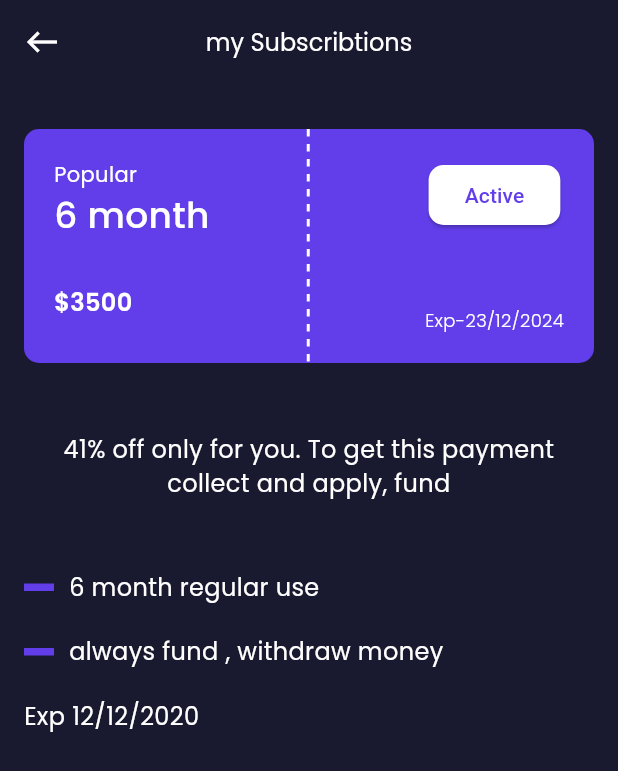
After one commit to ba138/data, a Flutter app: the MySubscribtions screen opened by its route, on a phone screen of 412 x 824 dp. The commit adds this screen. Shown: the top 771 px of the screen. Run offline on Flutter 3.47's test engine with Material 3 defaults, Android fonts, the phone set to English and light mode, and no system bars; our stand-ins replace another_flushbar, fluttertoast, google_fonts; network calls fail.

Commit message:
my subscribtions done

```diff
--- a/lib/utils/routes/routes.dart
+++ b/lib/utils/routes/routes.dart
@@ -6,6 +6,7 @@ import 'package:data/view/auth/splash_view.dart';
 import 'package:data/view/home/add_fund/add_fund.dart';
 import 'package:data/view/home/all_subscribtions.dart';
 import 'package:data/view/home/home_view.dart';
+import 'package:data/view/subscribtions/my_subscribtions.dart';
 import 'package:data/view/withdrawFund/withdrawView.dart';
 
 import 'package:data/view/profile/profile.dart';
@@ -41,6 +42,9 @@ class Routes {
       case RoutesName.withdrawFund:
         return MaterialPageRoute(
             builder: (BuildContext context) => const WithdrawFundsView());
+      case RoutesName.mySubscribtions:
+        return MaterialPageRoute(
+            builder: (BuildContext context) => const MySubscribtions());
       default:
         return MaterialPageRoute(builder: (_) {
           return const Scaffold(
--- a/lib/utils/routes/routes_name.dart
+++ b/lib/utils/routes/routes_name.dart
@@ -8,4 +8,5 @@ class RoutesName {
   static const String allSubscriptionView = 'all_subscribtions';
   static const String addFund = 'add_fund_view';
   static const String withdrawFund = 'with_draw_fund';
+  static const String mySubscribtions = 'my_subscribtions';
 }
--- a/lib/view/profile/profile.dart
+++ b/lib/view/profile/profile.dart
@@ -1,5 +1,6 @@
 import 'package:data/res/components/colors.dart';
 import 'package:data/res/components/vertical_speacing.dart';
+import 'package:data/utils/routes/routes_name.dart';
 import 'package:data/view/profile/widget/profile_text_field.dart';
 import 'package:flutter/material.dart';
 import 'package:google_fonts/google_fonts.dart';
@@ -104,12 +105,14 @@ class ProfileScreen extends StatelessWidget {
                   ontap: () {},
                   tColor: const Color(0xff46C5CA),
                   bColor: const Color(0xff6DF5FC),
-                  icon: Icons.notifications_outlined,
+                  icon: Icons.message_outlined,
                   trIcon: Icons.arrow_forward_ios,
-                  title: 'Notification'),
+                  title: 'My Messages'),
               const Divider(),
               ProfileWidgets(
-                  ontap: () {},
+                  ontap: () {
+                    Navigator.pushNamed(context, RoutesName.mySubscribtions);
+                  },
                   tColor: const Color(0xffA24ABF),
                   bColor: const Color(0xffDF9EF5),
                   icon: Icons.card_giftcard_outlined,
@@ -117,7 +120,9 @@ class ProfileScreen extends StatelessWidget {
                   title: 'My subscribtions'),
               const Divider(),
               ProfileWidgets(
-                  ontap: () {},
+                  ontap: () {
+                    Navigator.pushNamed(context, RoutesName.logoIn);
+                  },
                   tColor: const Color(0xffFF9CCB),
                   bColor: const Color(0xffEC4091),
                   icon: Icons.logout_outlined,
--- /dev/null
+++ b/lib/view/subscribtions/my_subscribtions.dart
@@ -0,0 +1,132 @@
+import 'package:data/res/components/vertical_speacing.dart';
+import 'package:data/view/subscribtions/widgets/mysubscribtionCard.dart';
+import 'package:flutter/material.dart';
+import 'package:flutter/widgets.dart';
+import 'package:google_fonts/google_fonts.dart';
+
+import '../../res/components/colors.dart';
+
+class MySubscribtions extends StatelessWidget {
+  const MySubscribtions({super.key});
+
+  @override
+  Widget build(BuildContext context) {
+    return Scaffold(
+      appBar: AppBar(
+        centerTitle: true,
+        title: Text(
+          'my Subscribtions',
+          style: GoogleFonts.getFont(
+            "Poppins",
+            textStyle: const TextStyle(
+                color: AppColor.whiteColor,
+                fontSize: 16,
+                fontWeight: FontWeight.w400),
+          ),
+        ),
+        leading: IconButton(
+          icon: const Icon(
+            Icons.west,
+            color: AppColor.whiteColor,
+          ),
+          onPressed: () {
+            Navigator.pop(context);
+          },
+        ),
+      ),
+      body: Padding(
+        padding: const EdgeInsets.only(left: 16.0, right: 16.0),
+        child: Column(
+          crossAxisAlignment: CrossAxisAlignment.start,
+          children: [
+            const VerticalSpeacing(30.0),
+            const MySubscribtionCard(bgColor: AppColor.buttonColor),
+            const VerticalSpeacing(46.0),
+            Center(
+              child: Text.rich(
+                TextSpan(
+                  text: '41% off only for you. To get this payment\n',
+                  style: GoogleFonts.getFont(
+                    "Poppins",
+                    textStyle: const TextStyle(
+                      color: AppColor.whiteColor,
+                      fontSize: 16.0,
+                      fontWeight: FontWeight.w400,
+                    ),
+                  ),
+                  children: [
+                    TextSpan(
+                      text: 'collect and apply, fund ',
+                      style: GoogleFonts.getFont(
+                        "Poppins",
+                        textStyle: const TextStyle(
+                          color: AppColor.whiteColor,
+                          fontSize: 16.0,
+                          fontWeight: FontWeight.w400,
+                        ),
+                      ),
+                    ),
+                  ],
+                ),
+                textAlign: TextAlign.center,
+              ),
+            ),
+            const VerticalSpeacing(46.0),
+            Row(
+              children: [
+                Container(
+                  height: 5,
+                  width: 20,
+                  color: AppColor.buttonColor,
+                ),
+                const SizedBox(width: 10),
+                Text(
+                  '6 month regular use',
+                  style: GoogleFonts.getFont(
+                    "Poppins",
+                    textStyle: const TextStyle(
+                        color: AppColor.whiteColor,
+                        fontSize: 16,
+                        fontWeight: FontWeight.w400),
+                  ),
+                )
+              ],
+            ),
+            const VerticalSpeacing(20.0),
+            Row(
+              children: [
+                Container(
+                  height: 5,
+                  width: 20,
+                  color: AppColor.buttonColor,
+                ),
+                const SizedBox(width: 10),
+                Text(
+                  'always fund , withdraw money',
+                  style: GoogleFonts.getFont(
+                    "Poppins",
+                    textStyle: const TextStyle(
+                        color: AppColor.whiteColor,
+                        fontSize: 16,
+                        fontWeight: FontWeight.w400),
+                  ),
+                ),
+              ],
+            ),
+            const VerticalSpeacing(20.0),
+            Text(
+              'Exp 12/12/2020',
+              style: GoogleFonts.getFont(
+                "Poppins",
+                textStyle: const TextStyle(
+                    color: AppColor.whiteColor,
+                    fontSize: 16,
+                    fontWeight: FontWeight.w400),
+              ),
+            ),
+          ],
+        ),
+      ),
+    );
+  }
+}
--- /dev/null
+++ b/lib/view/subscribtions/widgets/mysubscribtionCard.dart
@@ -0,0 +1,117 @@
+import 'package:data/view/home/widgets/dotted_line.dart';
+import 'package:flutter/material.dart';
+import 'package:google_fonts/google_fonts.dart';
+
+import '../../../res/components/colors.dart';
+import '../../../res/components/vertical_speacing.dart';
+
+class MySubscribtionCard extends StatelessWidget {
+  const MySubscribtionCard({
+    super.key,
+    required this.bgColor,
+  });
+  final Color bgColor;
+
+  @override
+  Widget build(BuildContext context) {
+    return Container(
+      height: 156,
+      width: double.infinity,
+      decoration: BoxDecoration(
+        borderRadius: BorderRadius.circular(10.0),
+        color: bgColor,
+      ),
+      child: Stack(
+        children: [
+          Center(
+            child: CustomPaint(
+              size: const Size(1, 156),
+              painter: DottedLinePainter(),
+            ),
+          ),
+          Padding(
+            padding: const EdgeInsets.only(left: 20.0, right: 20.0),
+            child: Row(
+              mainAxisAlignment: MainAxisAlignment.spaceBetween,
+              children: [
+                Column(
+                  mainAxisAlignment: MainAxisAlignment.start,
+                  crossAxisAlignment: CrossAxisAlignment.start,
+                  children: [
+                    const VerticalSpeacing(20.0),
+                    Text(
+                      'Popular',
+                      style: GoogleFonts.getFont(
+                        "Poppins",
+                        textStyle: const TextStyle(
+                          color: AppColor.whiteColor,
+                          fontSize: 14.0,
+                          fontWeight: FontWeight.w400,
+                        ),
+                      ),
+                    ),
+                    Text(
+                      '6 month',
+                      style: GoogleFonts.getFont(
+                        "Poppins",
+                        textStyle: const TextStyle(
+                          color: AppColor.whiteColor,
+                          fontSize: 24.0,
+                          fontWeight: FontWeight.w500,
+                        ),
+                      ),
+                    ),
+                    const VerticalSpeacing(30.0),
+                    Text(
+                      '\$3500',
+                      style: GoogleFonts.getFont(
+                        "Poppins",
+                        textStyle: const TextStyle(
+                          color: AppColor.whiteColor,
+                          fontSize: 16.0,
+                          fontWeight: FontWeight.w600,
+                        ),
+                      ),
+                    ),
+                  ],
+                ),
+                Padding(
+                  padding: const EdgeInsets.only(top: 20.0, bottom: 20.0),
+                  child: Column(
+                    mainAxisAlignment: MainAxisAlignment.spaceBetween,
+                    children: [
+                      ElevatedButton(
+                        onPressed: () {},
+                        style: ElevatedButton.styleFrom(
+                          backgroundColor: AppColor.whiteColor,
+                          shape: RoundedRectangleBorder(
+                            borderRadius: BorderRadius.circular(10),
+                          ),
+                        ),
+                        child: const Text(
+                          'Active',
+                          style: TextStyle(color: AppColor.buttonColor),
+                        ),
+                      ),
+                      Text(
+                        'Exp-23/12/2024',
+                        style: GoogleFonts.getFont(
+                          "Poppins",
+                          textStyle: const TextStyle(
+                            color: AppColor.whiteColor,
+                            fontSize: 12.0,
+                            fontWeight: FontWeight.w300,
+                          ),
+                        ),
+                      ),
+                    ],
+                  ),
+                ),
+              ],
+            ),
+          ),
+        ],
+      ),
+    );
+  }
+}
```
